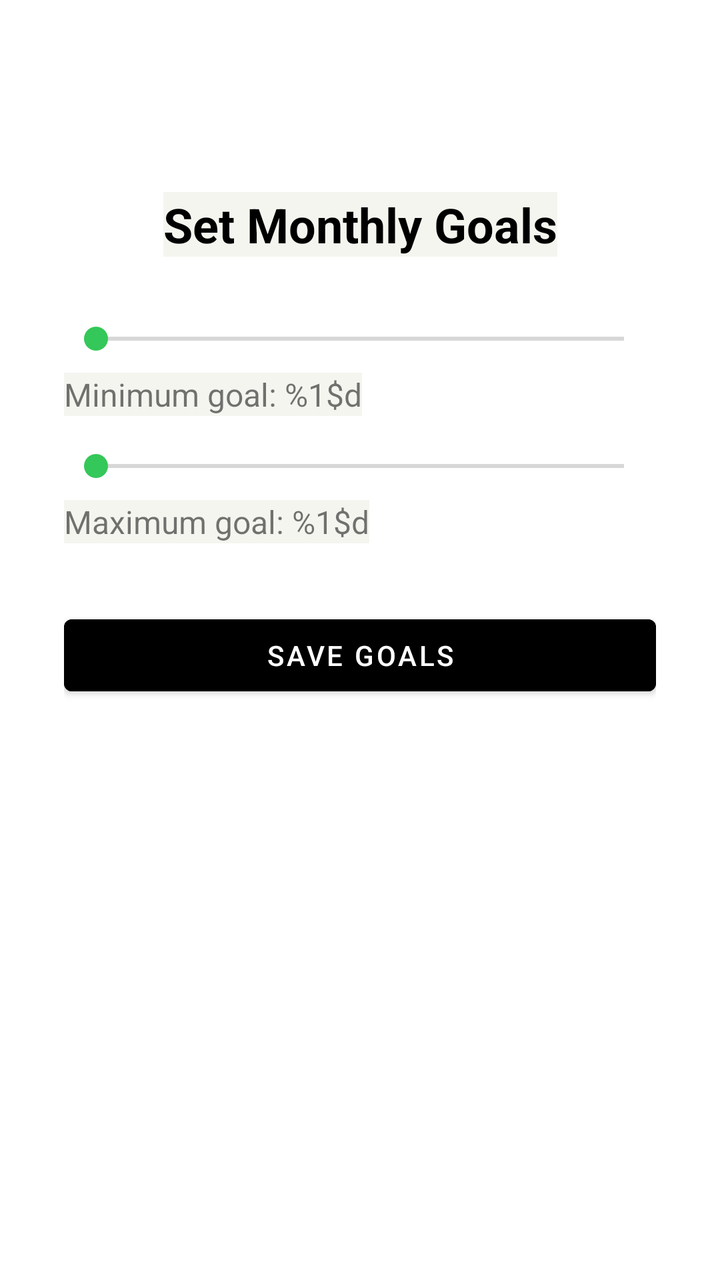
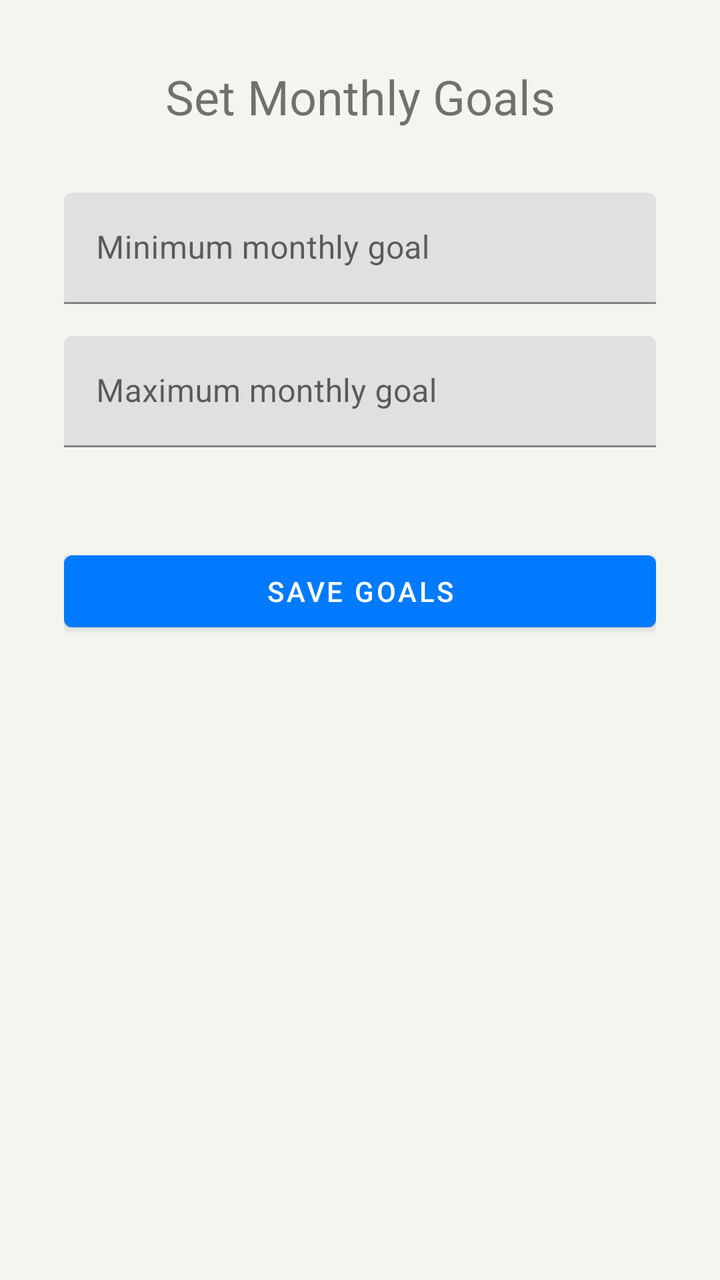

Before-and-after screenshots of an Android layout around one commit, followed by the original layout XML and the change that was made.
<!-- AndroidManifest.xml: application theme Theme.HarmonieBudgetAppKt -->
<!-- res/layout/activity_goal.xml -->
<?xml version="1.0" encoding="utf-8"?>
<androidx.constraintlayout.widget.ConstraintLayout
    xmlns:android="http://schemas.android.com/apk/res/android"
    xmlns:app="http://schemas.android.com/apk/res-auto"
    android:layout_width="match_parent"
    android:layout_height="match_parent"
    android:background="#FFFFFF"
    android:padding="32dp">

    
    <TextView
        android:id="@+id/tv_title"
        android:layout_width="wrap_content"
        android:layout_height="wrap_content"
        android:text="@string/set_monthly_goals"
        android:textSize="24sp"
        android:textColor="#000000"
        android:textStyle="bold"
        app:layout_constraintTop_toTopOf="parent"
        app:layout_constraintStart_toStartOf="parent"
        app:layout_constraintEnd_toEndOf="parent"
        android:layout_marginTop="64dp" />

    
    <SeekBar
        android:id="@+id/seek_min"
        android:layout_width="0dp"
        android:layout_height="wrap_content"
        android:max="10000"
        app:layout_constraintTop_toBottomOf="@id/tv_title"
        app:layout_constraintStart_toStartOf="parent"
        app:layout_constraintEnd_toEndOf="parent"
        android:layout_marginTop="32dp" />

    
    <TextView
        android:id="@+id/tv_min_goal"
        android:layout_width="wrap_content"
        android:layout_height="wrap_content"
        android:text="@string/min_goal_text"
        android:textSize="16sp"
        app:layout_constraintTop_toBottomOf="@id/seek_min"
        app:layout_constraintStart_toStartOf="parent"
        android:layout_marginTop="8dp" />

    
    <SeekBar
        android:id="@+id/seek_max"
        android:layout_width="0dp"
        android:layout_height="wrap_content"
        android:max="10000"
        app:layout_constraintTop_toBottomOf="@id/tv_min_goal"
        app:layout_constraintStart_toStartOf="parent"
        app:layout_constraintEnd_toEndOf="parent"
        android:layout_marginTop="16dp" />

    
    <TextView
        android:id="@+id/tv_max_goal"
        android:layout_width="wrap_content"
        android:layout_height="wrap_content"
        android:text="@string/max_goal_text"
        android:textSize="16sp"
        app:layout_constraintTop_toBottomOf="@id/seek_max"
        app:layout_constraintStart_toStartOf="parent"
        android:layout_marginTop="8dp" />

    
    <Button
        android:id="@+id/btn_save_goal"
        android:layout_width="0dp"
        android:layout_height="wrap_content"
        android:text="@string/btn_save_goals"
        android:backgroundTint="#000000"
        android:textColor="#FFFFFF"
        app:layout_constraintTop_toBottomOf="@id/tv_max_goal"
        app:layout_constraintStart_toStartOf="parent"
        app:layout_constraintEnd_toEndOf="parent"
        android:layout_marginTop="32dp" />

</androidx.constraintlayout.widget.ConstraintLayout>
<!-- resources referenced by this layout -->
<resources>
  <string name="btn_save_goals">Save Goals</string>
  <string name="max_goal_text">Maximum goal: %1$d</string>
  <string name="min_goal_text">Minimum goal: %1$d</string>
  <string name="set_monthly_goals">Set Monthly Goals</string>
  <style name="Theme.HarmonieBudgetAppKt" parent="Theme.MaterialComponents.DayNight.NoActionBar">
          <item name="colorPrimary">#007AFF</item>
          <item name="colorPrimaryVariant">#007AFF</item>
          <item name="colorOnPrimary">#FFFFFF</item>
          <item name="colorSecondary">#34C759</item>
          <item name="colorOnSecondary">#FFFFFF</item>
          <item name="android:statusBarColor">#F5F5F0</item>
          <item name="android:windowLightStatusBar">true</item>
          <item name="android:background">#F5F5F0</item>
      </style>
</resources>

<!-- the commit's change to res/layout/activity_goal.xml (unified diff, before → after) -->
@@ -4,78 +4,60 @@
     xmlns:app="http://schemas.android.com/apk/res-auto"
     android:layout_width="match_parent"
     android:layout_height="match_parent"
-    android:background="#FFFFFF"
     android:padding="32dp">
 
-    
     <TextView
-        android:id="@+id/tv_title"
+        android:id="@+id/tv_goal_title"
         android:layout_width="wrap_content"
         android:layout_height="wrap_content"
         android:text="@string/set_monthly_goals"
         android:textSize="24sp"
-        android:textColor="#000000"
-        android:textStyle="bold"
         app:layout_constraintTop_toTopOf="parent"
         app:layout_constraintStart_toStartOf="parent"
-        app:layout_constraintEnd_toEndOf="parent"
-        android:layout_marginTop="64dp" />
+        app:layout_constraintEnd_toEndOf="parent" />
 
-    
-    <SeekBar
-        android:id="@+id/seek_min"
+    <com.google.android.material.textfield.TextInputLayout
+        android:id="@+id/til_min_goal"
         android:layout_width="0dp"
         android:layout_height="wrap_content"
-        android:max="10000"
-        app:layout_constraintTop_toBottomOf="@id/tv_title"
+        android:layout_marginTop="32dp"
+        app:layout_constraintTop_toBottomOf="@id/tv_goal_title"
         app:layout_constraintStart_toStartOf="parent"
-        app:layout_constraintEnd_toEndOf="parent"
-        android:layout_marginTop="32dp" />
+        app:layout_constraintEnd_toEndOf="parent">
 
-    
-    <TextView
-        android:id="@+id/tv_min_goal"
-        android:layout_width="wrap_content"
-        android:layout_height="wrap_content"
-        android:text="@string/min_goal_text"
-        android:textSize="16sp"
-        app:layout_constraintTop_toBottomOf="@id/seek_min"
-        app:layout_constraintStart_toStartOf="parent"
-        android:layout_marginTop="8dp" />
+        <com.google.android.material.textfield.TextInputEditText
+            android:id="@+id/et_min_goal"
+            android:layout_width="match_parent"
+            android:layout_height="wrap_content"
+            android:hint="Minimum monthly goal"
+            android:inputType="number" />
+    </com.google.android.material.textfield.TextInputLayout>
 
-    
-    <SeekBar
-        android:id="@+id/seek_max"
+    <com.google.android.material.textfield.TextInputLayout
+        android:id="@+id/til_max_goal"
         android:layout_width="0dp"
         android:layout_height="wrap_content"
-        android:max="10000"
-        app:layout_constraintTop_toBottomOf="@id/tv_min_goal"
+        android:layout_marginTop="16dp"
+        app:layout_constraintTop_toBottomOf="@id/til_min_goal"
         app:layout_constraintStart_toStartOf="parent"
-        app:layout_constraintEnd_toEndOf="parent"
-        android:layout_marginTop="16dp" />
+        app:layout_constraintEnd_toEndOf="parent">
 
-    
-    <TextView
-        android:id="@+id/tv_max_goal"
-        android:layout_width="wrap_content"
-        android:layout_height="wrap_content"
-        android:text="@string/max_goal_text"
-        android:textSize="16sp"
-        app:layout_constraintTop_toBottomOf="@id/seek_max"
-        app:layout_constraintStart_toStartOf="parent"
-        android:layout_marginTop="8dp" />
+        <com.google.android.material.textfield.TextInputEditText
+            android:id="@+id/et_max_goal"
+            android:layout_width="match_parent"
+            android:layout_height="wrap_content"
+            android:hint="Maximum monthly goal"
+            android:inputType="number" />
+    </com.google.android.material.textfield.TextInputLayout>
 
-    
     <Button
-        android:id="@+id/btn_save_goal"
+        android:id="@+id/btn_save_goals"
         android:layout_width="0dp"
         android:layout_height="wrap_content"
         android:text="@string/btn_save_goals"
-        android:backgroundTint="#000000"
-        android:textColor="#FFFFFF"
-        app:layout_constraintTop_toBottomOf="@id/tv_max_goal"
+        android:layout_marginTop="48dp"
+        app:layout_constraintTop_toBottomOf="@id/til_max_goal"
         app:layout_constraintStart_toStartOf="parent"
-        app:layout_constraintEnd_toEndOf="parent"
-        android:layout_marginTop="32dp" />
+        app:layout_constraintEnd_toEndOf="parent" />
 
 </androidx.constraintlayout.widget.ConstraintLayout>
<!-- resource entries referenced after the edit -->
@@ -1,8 +1,6 @@
 <!-- resources referenced by this layout -->
 <resources>
   <string name="btn_save_goals">Save Goals</string>
-  <string name="max_goal_text">Maximum goal: %1$d</string>
-  <string name="min_goal_text">Minimum goal: %1$d</string>
   <string name="set_monthly_goals">Set Monthly Goals</string>
   <style name="Theme.HarmonieBudgetAppKt" parent="Theme.MaterialComponents.DayNight.NoActionBar">
           <item name="colorPrimary">#007AFF</item>
